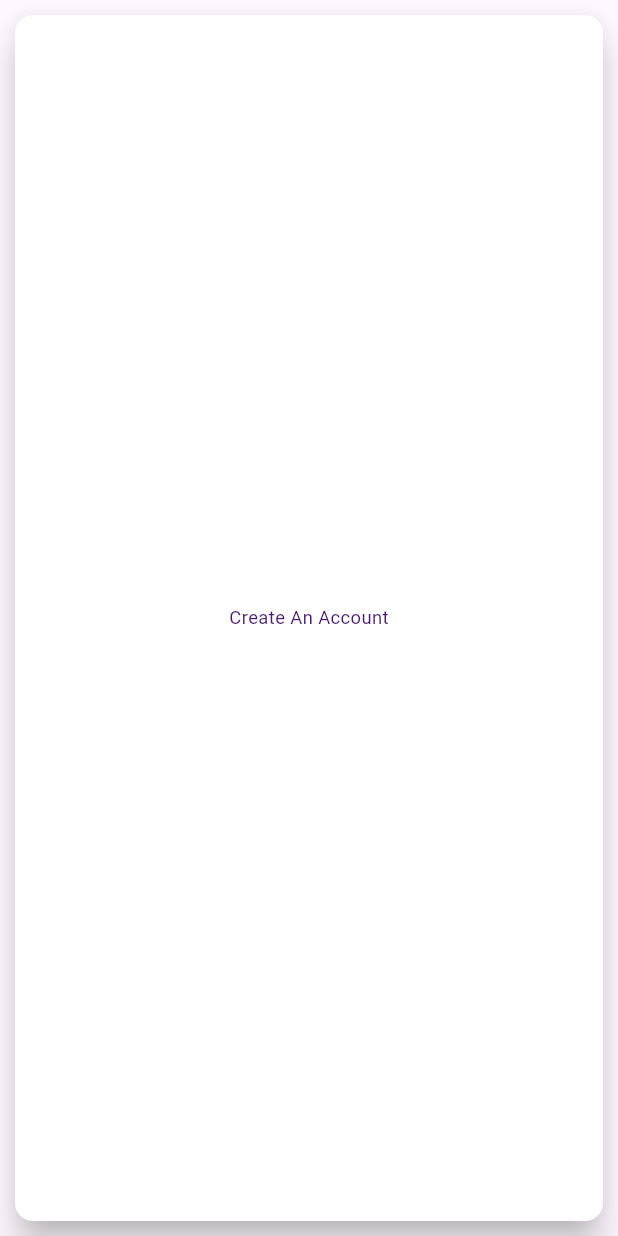
After one commit to mbiplobe/SimpleFlutterProject, a Flutter app: the screen it shows after launch, on a phone screen of 412 x 824 dp. The commit adds this screen. Run offline on Flutter 3.47's test engine with Material 3 defaults, Android fonts, the phone set to English and light mode, and no system bars; Roboto replaces fonts that are missing (Poppins).

Commit message:
starting to design registration ui

```diff
--- /dev/null
+++ b/lib/view_models/registration_view_model.dart
@@ -0,0 +1,6 @@
+import 'package:flutter/material.dart';
+
+class RegistrationViewModel extends ChangeNotifier
+{
+
+}
--- /dev/null
+++ b/lib/views/registration_view.dart
@@ -0,0 +1,50 @@
+import 'package:first_sample_project/view_models/registration_view_model.dart';
+import 'package:flutter/material.dart';
+import 'package:provider/provider.dart';
+
+class RegistrationView extends StatefulWidget
+{
+
+  const RegistrationView({super.key});
+
+
+   @override
+  // ignore: library_private_types_in_public_api
+  _RegistrationState createState() => _RegistrationState();
+
+}
+
+class _RegistrationState extends State<RegistrationView> {
+  @override
+  Widget build(BuildContext context) {
+    return ChangeNotifierProvider(
+      create: (_) => RegistrationViewModel(),
+      child: Scaffold(
+
+        body: Consumer<RegistrationViewModel>(
+          builder: (context, viewmodel, child) => Card(
+           elevation: 10,
+           shape: RoundedRectangleBorder(
+                            borderRadius: BorderRadius.circular(12),
+                          ),
+            margin: EdgeInsets.all(10),
+            color: Colors.white,
+            child: Center(
+              child: Column(
+                mainAxisAlignment: MainAxisAlignment.center,
+                children: [
+                  Text("Create An Account",
+                  style: TextStyle(fontSize: 12.3,
+                  color: Color(0xFF491B6D),
+                  ),
+
+                  )
+                ],
+              ),
+            ),
+          ),
+        ),
+      ),
+    );
+  }
+}
```
Also changed, not shown: lib/main.dart (+5 -2 lines), lib/models/registration_model.dart (added, +18 -0 lines), pubspec.yaml (+9 -12 lines), theme/app_colors.dart (added, +16 -0 lines), assets/fonts/Poppins-Bold.ttf (added), assets/fonts/Poppins-Medium.ttf (added), assets/fonts/Poppins-Regular.ttf (added).
